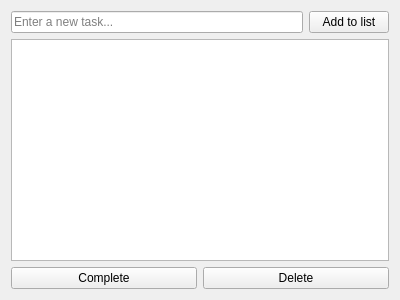
Before: the Qt Designer form todo_app.ui in Viv959viV/11328250, drawn with Qt 5.
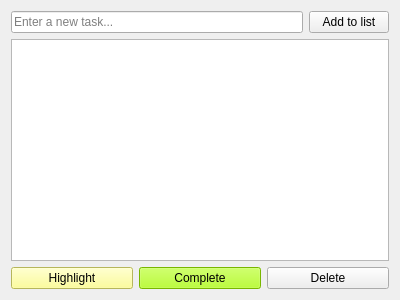
After: the same form once the commit is applied.

Commit message: still need to fix (highlight)

Diff of the .ui file:
```diff
--- a/todo_app.ui
+++ b/todo_app.ui
@@ -14,7 +14,7 @@
    <string>To-Do App</string>
   </property>
   <layout class="QGridLayout" name="gridLayout">
-   <item row="0" column="0" colspan="2">
+   <item row="0" column="0">
     <layout class="QHBoxLayout" name="horizontalLayout">
      <item>
       <widget class="QLineEdit" name="taskInput">
@@ -32,22 +32,43 @@
      </item>
     </layout>
    </item>
-   <item row="1" column="0" colspan="2">
-    <widget class="QListWidget" name="taskList"/>
+   <item row="1" column="0">
+    <widget class="QListWidget" name="taskList">
+     <property name="autoFillBackground">
+      <bool>false</bool>
+     </property>
+    </widget>
    </item>
    <item row="2" column="0">
+    <layout class="QHBoxLayout" name="horizontalLayout_2">
+     <item>
+      <widget class="QPushButton" name="highlightButton">
+       <property name="styleSheet">
+        <string notr="true">background-color: rgb(255, 255, 127);</string>
+       </property>
+       <property name="text">
+        <string>Highlight</string>
+       </property>
+      </widget>
+     </item>
+     <item>
     <widget class="QPushButton" name="markCompleteButton">
+       <property name="styleSheet">
+        <string notr="true">background-color: rgb(170, 255, 0);</string>
+       </property>
      <property name="text">
       <string>Complete</string>
      </property>
     </widget>
    </item>
-   <item row="2" column="1">
+     <item>
     <widget class="QPushButton" name="deleteButton">
      <property name="text">
       <string>Delete</string>
      </property>
     </widget>
+     </item>
+    </layout>
    </item>
   </layout>
  </widget>
```
Lines whose indentation alone changed are shown as unchanged. The commit also changes 1 other file.
